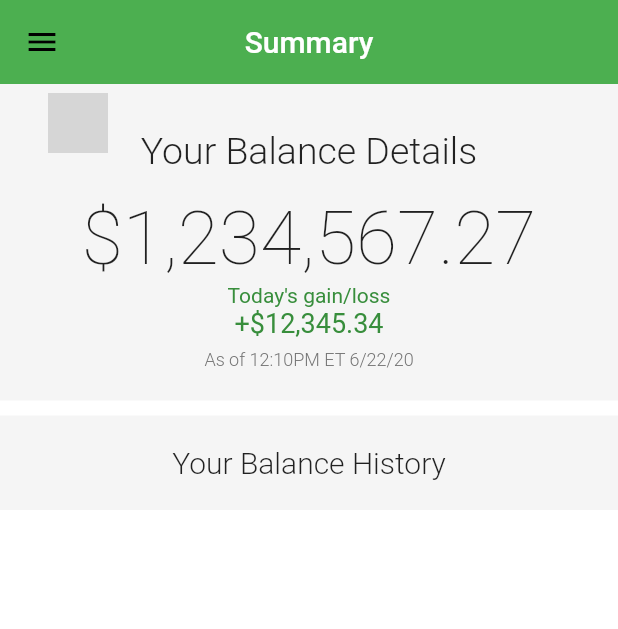
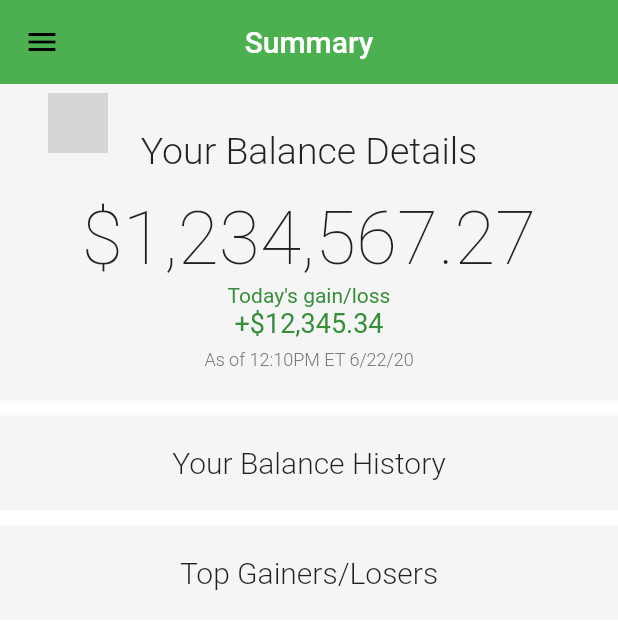
Before and after one commit to bloblet/Toro, a Flutter app: the screen it shows after launch, on a phone screen of 412 x 824 dp. Shown: the top 629 px of the screen. Run offline on Flutter 3.47's test engine with Material 2 defaults, Android fonts, the phone set to English and light mode, and no system bars; our stand-ins replace font_awesome_flutter, google_fonts, hive, shared_preferences; missing offline and left inert: feature_discovery, flutter_sequence_animation; accounts and stored records are empty; network calls fail; grey boxes are pictures that could not be loaded.

```diff
--- a/lib/widgets/summary.dart
+++ b/lib/widgets/summary.dart
@@ -105,6 +105,25 @@ class Summary extends StatelessWidget {
                     ],
                   ),
                 ),
+                SizedBox(
+                  height: 10,
+                ),
+                Container(
+                  padding: EdgeInsets.all(20),
+                  color: Colors.grey[100],
+                  child: Column(
+                    children: <Widget>[
+                      Text(
+                        "Top Gainers/Losers",
+                        style: TextStyle(
+                          fontSize: 20,
+                          fontWeight: FontWeight.w300,
+                        ),
+                      ),
+                      //add the chart here.
+                    ],
+                  ),
+                ),
               ],
             ),
           ),
--- a/pubspec.yaml
+++ b/pubspec.yaml
@@ -34,6 +34,7 @@ dependencies:
   hive: ^1.4.1+1
   hive_flutter: ^0.3.0+2
   hive_generator: ^0.7.0+2
+  syncfusion_flutter_charts: ^18.1.59
 
 # dev_dependencies:
 #   flutter_test:
```
Also changed, not shown: pubspec.lock.
